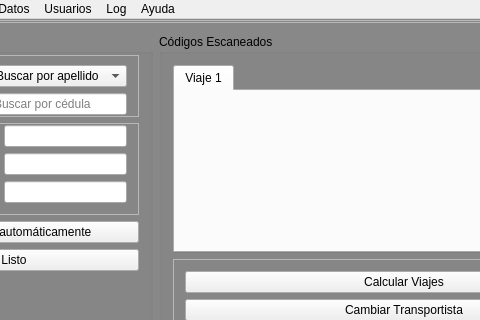
BlastDV/compusciens-ucv-transporte-harvester, file transporte_ucv_harvester/mainwindow.ui: the form before one commit; both pictures show x 138 to 618 and y 0 to 320 of the 800 by 600 pixel window.
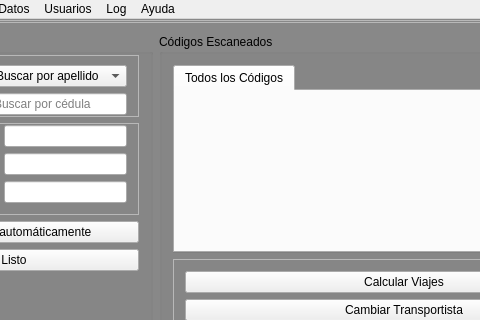
The form after the commit. Icons and pictures are not drawn.

Commit message:
Resuelto el problema de las pestañas, funcionan correctamente y se puede leer del dispositivo cuantas veces se quiera.
Falta el insert principal de la aplicacion.
Falta eliminar el boton "leer codigos", totalmente innecesario; tambien seria bueno corregir la funcionalidad de la barra de carga. Aunque es probable que se encuentre de esa forma por una razon. ¿Será mejor un gif de carga o una carga continua?

Patch:
```diff
--- a/transporte_ucv_harvester/mainwindow.ui
+++ b/transporte_ucv_harvester/mainwindow.ui
@@ -281,7 +281,7 @@
                </property>
                <widget class="QWidget" name="Trip1">
                 <attribute name="title">
-                 <string>Viaje 1</string>
+                 <string>Todos los Códigos</string>
                 </attribute>
                 <layout class="QHBoxLayout" name="horizontalLayout_2"/>
                </widget>
```
The commit also changes 1 other file.
